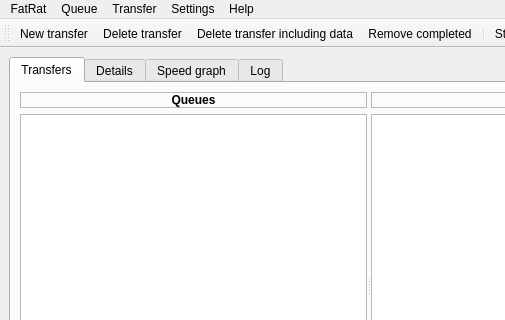
Above: MainWindow.ui from LubosD/fatrat before the change; both pictures show x 0 to 505 and y 0 to 320 of the 737 by 520 pixel window. Below: the same form after it.
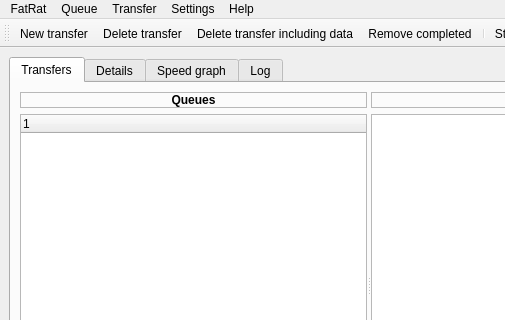
That is the form after the change. Icons and pictures are not drawn. Custom widgets are drawn as their Qt base class.

Diff of the .ui file:
```diff
--- a/MainWindow.ui
+++ b/MainWindow.ui
@@ -107,12 +107,6 @@
                <property name="itemsExpandable" >
                 <bool>false</bool>
                </property>
-               <property name="headerHidden" >
-                <bool>true</bool>
-               </property>
-               <property name="expandsOnDoubleClick" >
-                <bool>false</bool>
-               </property>
                <column>
                 <property name="text" >
                  <string>1</string>
```
